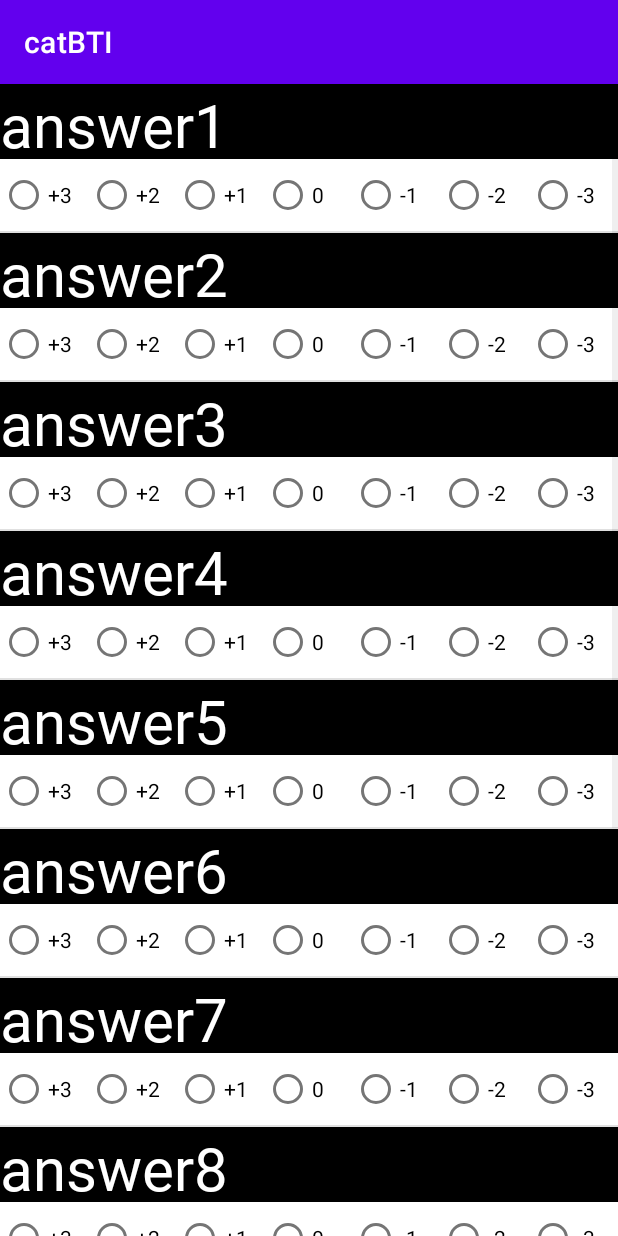
After one commit to leechigu/-BTI-Project, an Android app: the TestMbti screen opened directly, with no data from a screen before it, on a phone screen of 412 x 824 dp. The commit adds this screen. Run offline under Robolectric (Android 15) with nearby library versions, the phone set to English and light mode, and no system bars.

Commit message:
검사하기 틀 추가

```diff
--- a/app/src/main/AndroidManifest.xml
+++ b/app/src/main/AndroidManifest.xml
@@ -1,6 +1,6 @@
 <?xml version="1.0" encoding="utf-8"?>
 <manifest xmlns:android="http://schemas.android.com/apk/res/android"
-    package="com.example.catbti">
+    package="com.example.catbti" >
 
     <application
         android:allowBackup="true"
@@ -8,7 +8,10 @@
         android:label="@string/app_name"
         android:roundIcon="@mipmap/ic_icon_round"
         android:supportsRtl="true"
-        android:theme="@style/Theme.CatBTI">
+        android:theme="@style/Theme.CatBTI" >
+        <activity
+            android:name=".TestMbti"
+            android:exported="true" />
         <activity
             android:name=".RegisterPost"
             android:exported="true" />
@@ -20,7 +23,7 @@
             android:exported="true" />
         <activity
             android:name=".MainActivity"
-            android:exported="true">
+            android:exported="true" >
             <intent-filter>
                 <action android:name="android.intent.action.MAIN" />
 
--- /dev/null
+++ b/app/src/main/java/com/example/catbti/Answer.java
@@ -0,0 +1,18 @@
+package com.example.catbti;
+
+public class Answer {
+    private String answer;
+
+    public Answer(String answer){
+        this.answer = answer;
+    }
+
+    public String getAnswer(){return answer;}
+
+    public void setAnswer(String answer) {this.answer = answer;}
+
+    @Override
+    public String toString(){
+        return answer;
+    }
+}
--- a/app/src/main/java/com/example/catbti/MainActivity.java
+++ b/app/src/main/java/com/example/catbti/MainActivity.java
@@ -35,6 +35,16 @@ public class MainActivity extends AppCompatActivity {
             }
         });
 
+        Button testMbti = (Button)findViewById(R.id.testButton);
+        testMbti.setOnClickListener(new View.OnClickListener() {
+            @Override
+            public void onClick(View v) {
+                Intent testMbtiIntent = new Intent(MainActivity.this, TestMbti.class);
+                MainActivity.this.startActivity(testMbtiIntent);
+
+            }
+        });
+
     }
 
 }
--- /dev/null
+++ b/app/src/main/java/com/example/catbti/TestAdapter.java
@@ -0,0 +1,44 @@
+package com.example.catbti;
+
+import android.view.LayoutInflater;
+import android.view.View;
+import android.view.ViewGroup;
+import android.widget.BaseAdapter;
+import android.widget.TextView;
+
+import java.util.List;
+
+public class TestAdapter extends BaseAdapter {
+
+    private List<Answer> mData;
+
+    public TestAdapter(List<Answer> data) {this.mData = data;}
+
+    @Override
+    public int getCount() {
+        return mData.size();
+    }
+
+    @Override
+    public Object getItem(int position) {
+        return mData.get(position);
+    }
+
+    @Override
+    public long getItemId(int position) {
+        return position;
+    }
+
+    @Override
+    public View getView(int position, View convertView, ViewGroup parent) {
+        convertView= LayoutInflater.from(parent.getContext()).inflate(R.layout.testlist, parent,false);
+
+        TextView answerText = convertView.findViewById(R.id.answer_text);
+
+        Answer answer = mData.get(position);
+        answerText.setText(answer.getAnswer());
+
+
+        return convertView;
+    }
+}
--- /dev/null
+++ b/app/src/main/java/com/example/catbti/TestMbti.java
@@ -0,0 +1,42 @@
+package com.example.catbti;
+
+import androidx.appcompat.app.AppCompatActivity;
+import android.os.Bundle;
+import android.view.View;
+import android.widget.AdapterView;
+import android.widget.ListView;
+
+import java.util.ArrayList;
+
+public class TestMbti extends AppCompatActivity {
+
+    @Override
+    protected void onCreate(Bundle savedInstanceState) {
+        super.onCreate(savedInstanceState);
+        setContentView(R.layout.activity_test_mbti);
+        ArrayList<Answer> data = new ArrayList<>();
+        data.add(new Answer("answer1"));
+        data.add(new Answer("answer2"));
+        data.add(new Answer("answer3"));
+        data.add(new Answer("answer4"));
+        data.add(new Answer("answer5"));
+        data.add(new Answer("answer6"));
+        data.add(new Answer("answer7"));
+        data.add(new Answer("answer8"));
+        data.add(new Answer("answer9"));
+        data.add(new Answer("answer10"));
+        data.add(new Answer("answer11"));
+        data.add(new Answer("answer12"));
+
+
+        TestAdapter adapter = new TestAdapter(data);
+
+        ListView listView = findViewById(R.id.list_view);
+        listView.setAdapter(adapter);
+
+    }
+
+
+
+
+}
--- a/app/src/main/res/layout/activity_main.xml
+++ b/app/src/main/res/layout/activity_main.xml
@@ -2,7 +2,6 @@
 <androidx.constraintlayout.widget.ConstraintLayout xmlns:android="http://schemas.android.com/apk/res/android"
     xmlns:app="http://schemas.android.com/apk/res-auto"
     xmlns:tools="http://schemas.android.com/tools"
-    android:id="@+id/testButton"
     android:layout_width="match_parent"
     android:layout_height="match_parent"
     android:background="#000000"
@@ -26,10 +25,8 @@
         app:layout_constraintVertical_bias="0.34" />
 
     <Button
-        android:id="@+id/button2"
+        android:id="@+id/testButton"
         android:layout_width="237dp"
-
-
         android:layout_height="90dp"
         android:backgroundTint="#000000"
         android:text="검사하기"
--- /dev/null
+++ b/app/src/main/res/layout/activity_test_mbti.xml
@@ -0,0 +1,17 @@
+<?xml version="1.0" encoding="utf-8"?>
+<androidx.constraintlayout.widget.ConstraintLayout xmlns:android="http://schemas.android.com/apk/res/android"
+    xmlns:app="http://schemas.android.com/apk/res-auto"
+    xmlns:tools="http://schemas.android.com/tools"
+    android:layout_width="match_parent"
+    android:layout_height="match_parent"
+
+    tools:context=".TestMbti">
+
+    <ListView
+        android:id="@+id/list_view"
+        android:layout_width="match_parent"
+        android:layout_height="match_parent"/>
+
+
+
+</androidx.constraintlayout.widget.ConstraintLayout>
--- /dev/null
+++ b/app/src/main/res/layout/testlist.xml
@@ -0,0 +1,91 @@
+<?xml version="1.0" encoding="utf-8"?>
+<LinearLayout xmlns:android="http://schemas.android.com/apk/res/android"
+    xmlns:app="http://schemas.android.com/apk/res-auto"
+    xmlns:tools="http://schemas.android.com/tools"
+    android:layout_width="match_parent"
+    android:layout_height="match_parent"
+    tools:context=".TestMbti">
+
+    <LinearLayout
+        android:layout_width="match_parent"
+        android:layout_height="wrap_content"
+        android:orientation="vertical"
+        android:layout_weight="1">
+
+        <TextView
+            android:id="@+id/answer_text"
+            android:layout_width="match_parent"
+            android:layout_height="50dp"
+            android:background="#000000"
+            android:textColor="#ffffff"
+            android:fontFamily="@font/fontstyle"
+            android:textSize="40sp"
+            >
+
+
+        </TextView>
+
+        <RadioGroup
+            android:id="@+id/radioGroup"
+            android:layout_width="match_parent"
+            android:layout_height="wrap_content"
+            android:orientation="horizontal">
+
+            <RadioButton
+                android:id="@+id/rb1"
+                android:layout_width="0dp"
+                android:layout_height="wrap_content"
+                android:layout_weight="1"
+                android:text="+3" />
+
+            <RadioButton
+                android:id="@+id/rb2"
+                android:layout_width="0dp"
+                android:layout_height="wrap_content"
+                android:layout_weight="1"
+                android:text="+2" />
+
+            <RadioButton
+                android:id="@+id/rb3"
+                android:layout_width="0dp"
+                android:layout_height="wrap_content"
+                android:layout_weight="1"
+                android:text="+1" />
+
+            <RadioButton
+                android:id="@+id/rb4"
+                android:layout_width="0dp"
+                android:layout_height="wrap_content"
+                android:layout_weight="1"
+                android:text="0" />
+
+            <RadioButton
+                android:id="@+id/rb5"
+                android:layout_width="0dp"
+                android:layout_height="wrap_content"
+                android:layout_weight="1"
+                android:text="-1" />
+
+            <RadioButton
+                android:id="@+id/rb6"
+                android:layout_width="0dp"
+                android:layout_height="wrap_content"
+                android:layout_weight="1"
+                android:text="-2" />
+
+            <RadioButton
+                android:id="@+id/rb7"
+                android:layout_width="0dp"
+                android:layout_height="wrap_content"
+                android:layout_weight="1"
+                android:text="-3" />
+        </RadioGroup>
+
+
+    </LinearLayout>
+
+
+
+
+
+</LinearLayout>
```
